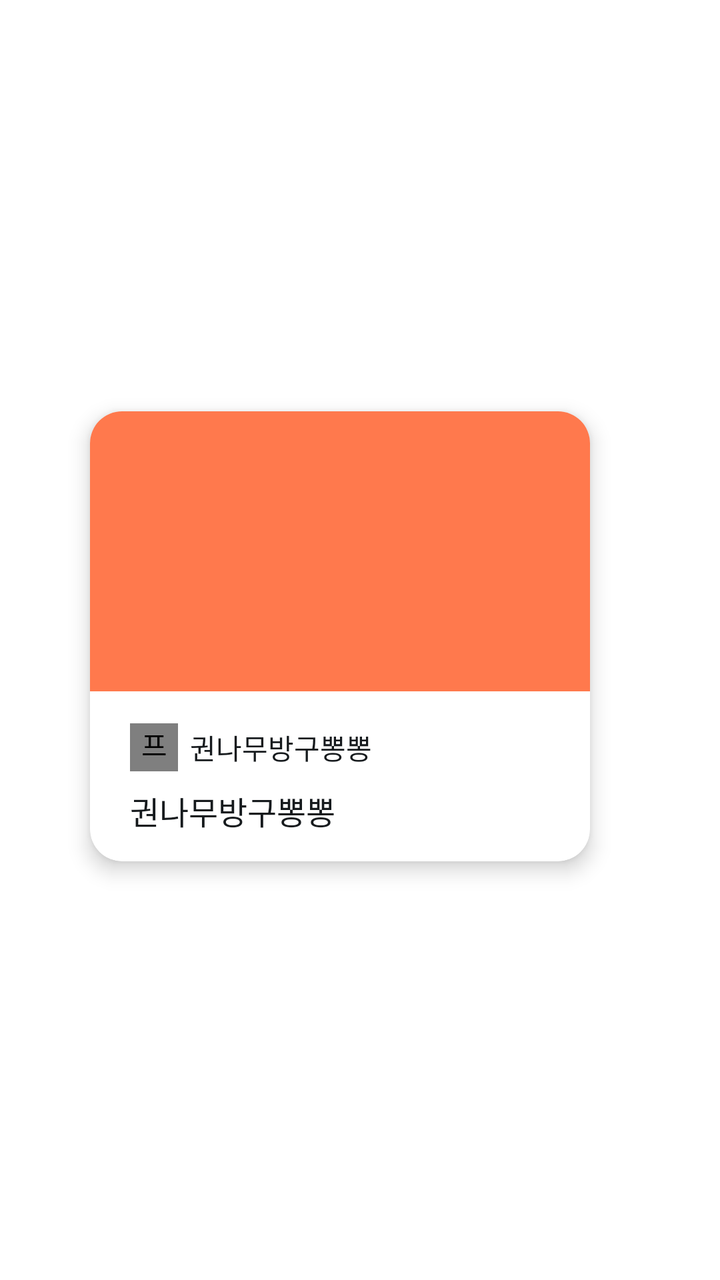
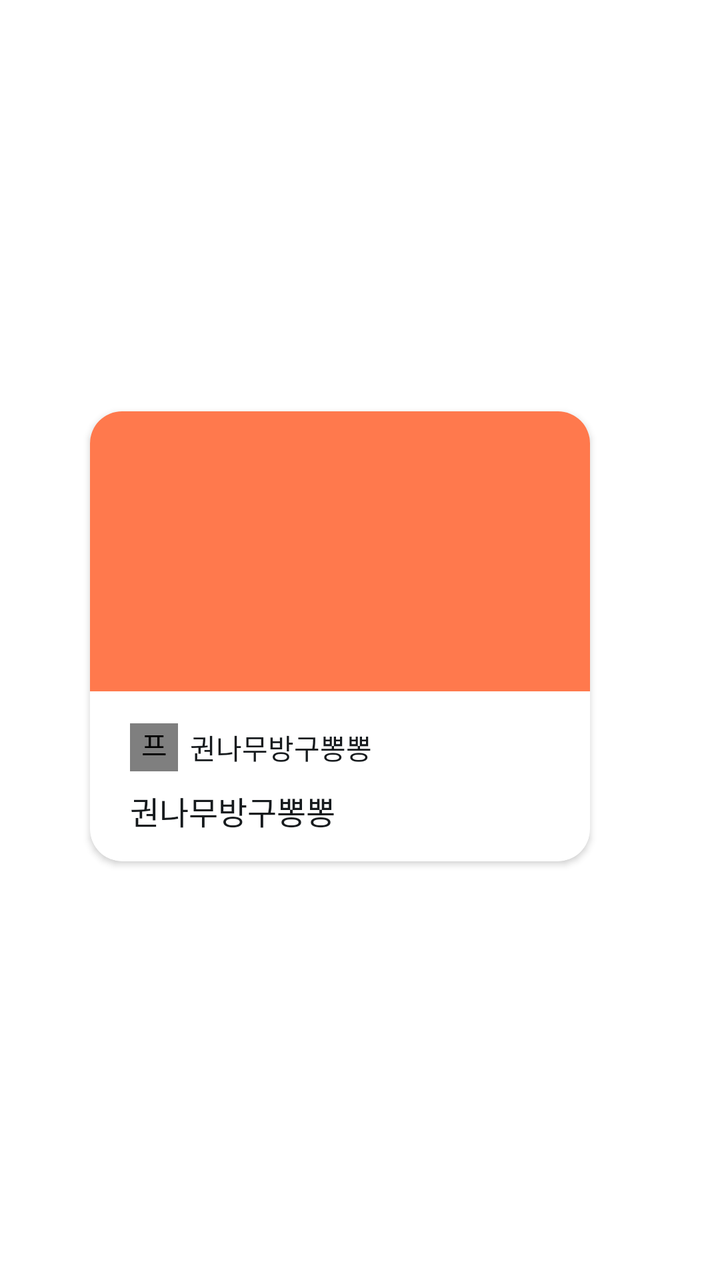

An Android layout rendered at two revisions. The XML below is the earlier revision; the diff shows what the commit changed to produce the second picture.
<!-- AndroidManifest.xml: another module's application theme Theme.JMT -->
<!-- res/layout/item_recommend_popular_restaurant.xml -->
<?xml version="1.0" encoding="utf-8"?>
<androidx.constraintlayout.widget.ConstraintLayout xmlns:android="http://schemas.android.com/apk/res/android"
    android:layout_width="wrap_content"
    android:layout_height="wrap_content"
    android:background="@color/white"
    xmlns:app="http://schemas.android.com/apk/res-auto"
    xmlns:tools="http://schemas.android.com/tools">

    <androidx.constraintlayout.widget.ConstraintLayout
        android:layout_width="250dp"
        android:layout_height="225dp"
        android:clipToOutline="true"
        android:elevation="6dp"
        android:layout_marginStart="@dimen/half_spacing"
        android:layout_marginEnd="30dp"
        android:layout_marginTop="@dimen/layout_margin_spacing"
        android:layout_marginBottom="@dimen/default_spacing"
        android:background="@drawable/bg_rounded_16"
        app:layout_constraintTop_toTopOf="parent"
        app:layout_constraintBottom_toBottomOf="parent"
        app:layout_constraintStart_toStartOf="parent"
        app:layout_constraintEnd_toEndOf="parent">

        <ImageView
            android:id="@+id/restaurant_image"
            android:src="@color/main400"
            android:layout_width="match_parent"
            android:layout_height="140dp"
            android:clipToOutline="true"
            android:scaleType="centerCrop"
            app:layout_constraintTop_toTopOf="parent"/>

        <org.gdsc.presentation.view.custom.FlexibleCornerImageView
            android:id="@+id/user_profile_image"
            android:layout_width="24dp"
            android:layout_height="24dp"
            app:all_corner_radius="12dp"
            android:scaleType="centerCrop"
            android:src="@drawable/dummy_profile"
            android:layout_marginStart="@dimen/default_spacing"
            android:layout_marginTop="@dimen/layout_margin_spacing"
            android:contentDescription="@string/content_description_profile_image"
            app:layout_constraintHorizontal_bias="0"
            app:layout_constraintStart_toStartOf="parent"
            app:layout_constraintEnd_toEndOf="parent"
            app:layout_constraintTop_toBottomOf="@+id/restaurant_image" />

        <TextView
            android:id="@+id/user_name"
            style="@style/text_medium_medium"
            android:layout_width="wrap_content"
            android:layout_height="wrap_content"
            android:layout_marginStart="6dp"
            android:text="권나무방구뽕뽕"
            android:textColor="@color/grey900"
            app:layout_constraintHorizontal_bias="0"
            app:layout_constraintTop_toTopOf="@+id/user_profile_image"
            app:layout_constraintBottom_toBottomOf="@+id/user_profile_image"
            app:layout_constraintStart_toEndOf="@+id/user_profile_image"
            app:layout_constraintEnd_toEndOf="parent"/>

        <TextView
            android:id="@+id/restaurant_name"
            style="@style/text_large_bold"
            android:layout_width="wrap_content"
            android:layout_height="wrap_content"
            android:text="권나무방구뽕뽕"
            android:textColor="@color/grey900"
            android:layout_marginTop="8dp"
            app:layout_constraintHorizontal_bias="0"
            app:layout_constraintTop_toBottomOf="@+id/user_profile_image"
            app:layout_constraintStart_toStartOf="@+id/user_profile_image"
            app:layout_constraintEnd_toEndOf="parent"/>

    </androidx.constraintlayout.widget.ConstraintLayout>

    
</androidx.constraintlayout.widget.ConstraintLayout>
<!-- resources referenced by this layout -->
<resources>
  <color name="grey900">#161A1D</color>
  <color name="main400">#FF794D</color>
  <color name="white">#FFFFFFFF</color>
  <dimen name="default_spacing">20dp</dimen>
  <dimen name="half_spacing">10dp</dimen>
  <dimen name="layout_margin_spacing">16dp</dimen>
  <!-- drawable bg_rounded_16 (drawable) -->
  <?xml version="1.0" encoding="utf-8"?>
  <selector >
      <item xmlns:android="http://schemas.android.com/apk/res/android">
          <shape android:shape="rectangle">
              <solid android:color="@color/white" />
              <corners android:radius="16dp" />
          </shape>
      </item>
  </selector>
  <!-- drawable dummy_profile: png bitmap (drawable, 11261 bytes) -->
  <string name="content_description_profile_image">프로필 이미지</string>
  <style name="text_large_bold" parent="pretendard_bold">
          <item name="android:textSize">16sp</item>
      </style>
  <style name="text_medium_medium" parent="pretendard_medium">
          <item name="android:textSize">14sp</item>
      </style>
  <style name="Theme.JMT" parent="Theme.MaterialComponents.DayNight.NoActionBar">
          
          <item name="colorPrimary">@color/main500</item>
          <item name="colorPrimaryVariant">@color/main700</item>
          <item name="colorOnPrimary">@color/white</item>
          
          <item name="colorSecondary">@color/teal_200</item>
          <item name="colorSecondaryVariant">@color/teal_700</item>
          <item name="colorOnSecondary">@color/black</item>
          
          <item name="android:statusBarColor">@color/alpha_60_white</item>
          <item name="android:windowLightStatusBar">true</item>
          
  
      </style>
  <style name="pretendard_bold" parent="TextAppearance.AppCompat">
          <item name="android:fontFamily">@font/pretendard_bold</item>
      </style>
  <style name="pretendard_medium" parent="TextAppearance.AppCompat">
          <item name="android:fontFamily">@font/pretendard_medium</item>
      </style>
  <color name="main500">#FF531A</color>
  <color name="main700">#B22D00</color>
  <color name="teal_200">#FF03DAC5</color>
  <color name="teal_700">#FF018786</color>
  <color name="black">#FF000000</color>
  <color name="alpha_60_white">#99FFFFFF</color>
</resources>

<!-- the commit's change to res/layout/item_recommend_popular_restaurant.xml (unified diff, before → after) -->
@@ -10,7 +10,7 @@
         android:layout_width="250dp"
         android:layout_height="225dp"
         android:clipToOutline="true"
-        android:elevation="6dp"
+        android:elevation="2dp"
         android:layout_marginStart="@dimen/half_spacing"
         android:layout_marginEnd="30dp"
         android:layout_marginTop="@dimen/layout_margin_spacing"
